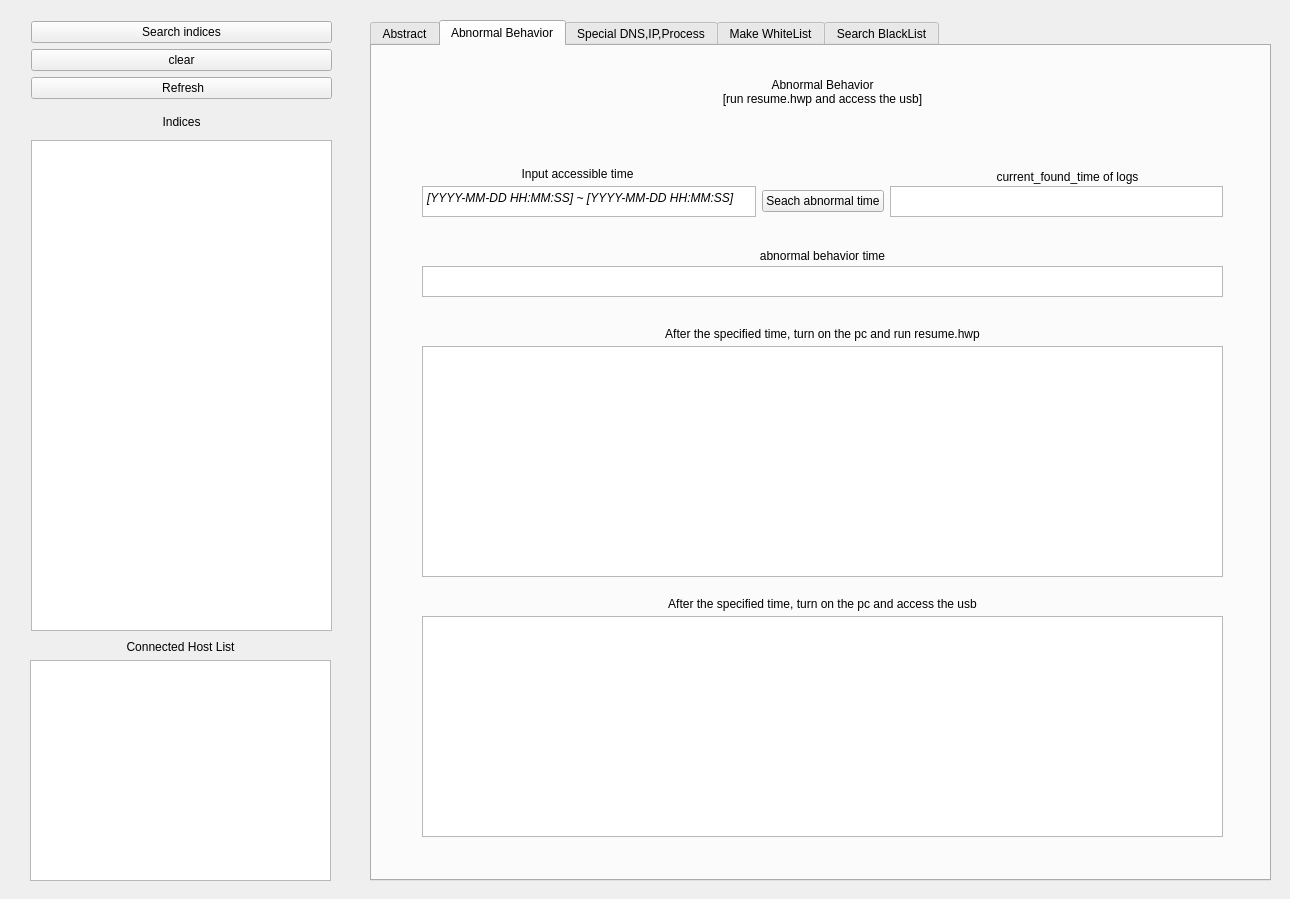
Old version of the form SeokMin.ui in the repository leesk212/Sysmon-ELK-Stack_with-viroustotal_API.
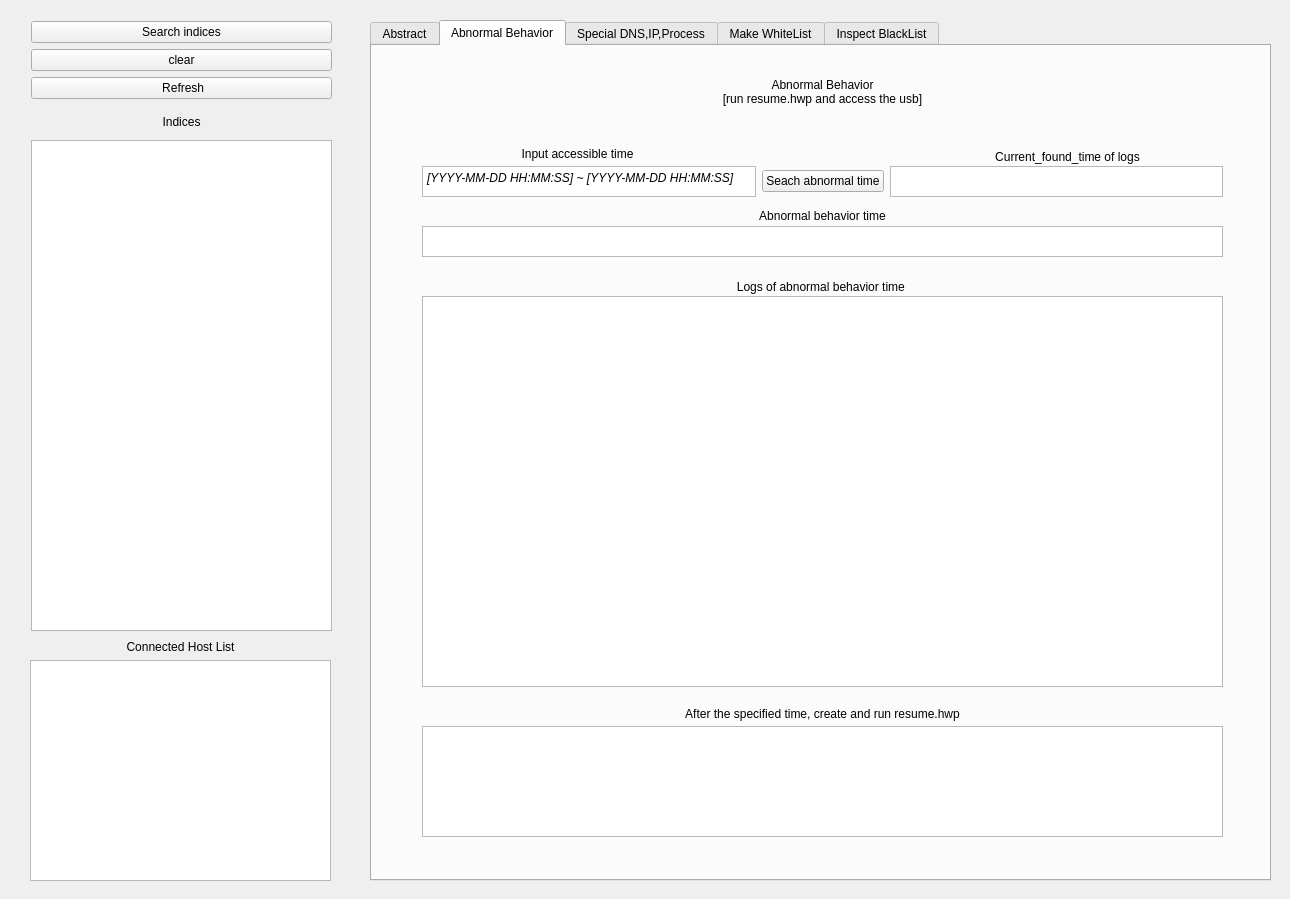
New version of the form. The open tabs and pages were chosen to show the change.

Commit message: 20/08/24 - Tab2 Abnormal_condition완성

```diff
--- a/SeokMin.ui
+++ b/SeokMin.ui
@@ -259,18 +259,18 @@
      <attribute name="title">
       <string>Abnormal Behavior</string>
      </attribute>
-     <widget class="QListWidget" name="all_indices_view_2">
+     <widget class="QListWidget" name="LOB">
       <property name="geometry">
        <rect>
         <x>50</x>
-        <y>300</y>
+        <y>250</y>
         <width>801</width>
-        <height>231</height>
+        <height>391</height>
        </rect>
       </property>
       <property name="font">
        <font>
-        <pointsize>14</pointsize>
+        <pointsize>9</pointsize>
         <italic>true</italic>
        </font>
       </property>
@@ -281,55 +281,17 @@
        <enum>QListView::ListMode</enum>
       </property>
      </widget>
-     <widget class="QListWidget" name="all_indices_view_3">
-      <property name="geometry">
-       <rect>
-        <x>50</x>
-        <y>570</y>
-        <width>801</width>
-        <height>221</height>
-       </rect>
-      </property>
-      <property name="font">
-       <font>
-        <pointsize>14</pointsize>
-        <italic>true</italic>
-       </font>
-      </property>
-      <property name="layoutDirection">
-       <enum>Qt::LeftToRight</enum>
-      </property>
-      <property name="viewMode">
-       <enum>QListView::ListMode</enum>
-      </property>
-     </widget>
-     <widget class="QLabel" name="label_25">
-      <property name="geometry">
-       <rect>
-        <x>50</x>
-        <y>280</y>
-        <width>801</width>
-        <height>16</height>
-       </rect>
-      </property>
-      <property name="text">
-       <string>After the specified time, turn on the pc and run resume.hwp</string>
-      </property>
-      <property name="alignment">
-       <set>Qt::AlignCenter</set>
-      </property>
-     </widget>
      <widget class="QLabel" name="label_26">
       <property name="geometry">
        <rect>
         <x>50</x>
-        <y>550</y>
+        <y>230</y>
         <width>801</width>
-        <height>16</height>
+        <height>21</height>
        </rect>
       </property>
       <property name="text">
-       <string>After the specified time, turn on the pc and access the usb</string>
+       <string>Logs of abnormal behavior time </string>
       </property>
       <property name="alignment">
        <set>Qt::AlignCenter</set>
@@ -339,7 +301,7 @@
       <property name="geometry">
        <rect>
         <x>50</x>
-        <y>120</y>
+        <y>100</y>
         <width>311</width>
         <height>16</height>
        </rect>
@@ -372,13 +334,13 @@
       <property name="geometry">
        <rect>
         <x>540</x>
-        <y>120</y>
+        <y>100</y>
         <width>311</width>
         <height>21</height>
        </rect>
       </property>
       <property name="text">
-       <string>current_found_time of logs</string>
+       <string>Current_found_time of logs</string>
       </property>
       <property name="alignment">
        <set>Qt::AlignCenter</set>
@@ -388,13 +350,13 @@
       <property name="geometry">
        <rect>
         <x>50</x>
-        <y>200</y>
+        <y>160</y>
         <width>801</width>
         <height>20</height>
        </rect>
       </property>
       <property name="text">
-       <string>abnormal behavior time</string>
+       <string>Abnormal behavior time</string>
       </property>
       <property name="alignment">
        <set>Qt::AlignCenter</set>
@@ -404,7 +366,7 @@
       <property name="geometry">
        <rect>
         <x>50</x>
-        <y>140</y>
+        <y>120</y>
         <width>801</width>
         <height>31</height>
        </rect>
@@ -457,12 +419,50 @@
       <property name="geometry">
        <rect>
         <x>50</x>
-        <y>220</y>
+        <y>180</y>
         <width>801</width>
         <height>31</height>
        </rect>
       </property>
      </widget>
+     <widget class="QLabel" name="label_25">
+      <property name="geometry">
+       <rect>
+        <x>50</x>
+        <y>660</y>
+        <width>801</width>
+        <height>16</height>
+       </rect>
+      </property>
+      <property name="text">
+       <string>After the specified time, create and run resume.hwp</string>
+      </property>
+      <property name="alignment">
+       <set>Qt::AlignCenter</set>
+      </property>
+     </widget>
+     <widget class="QListWidget" name="all_indices_view_2">
+      <property name="geometry">
+       <rect>
+        <x>50</x>
+        <y>680</y>
+        <width>801</width>
+        <height>111</height>
+       </rect>
+      </property>
+      <property name="font">
+       <font>
+        <pointsize>14</pointsize>
+        <italic>true</italic>
+       </font>
+      </property>
+      <property name="layoutDirection">
+       <enum>Qt::LeftToRight</enum>
+      </property>
+      <property name="viewMode">
+       <enum>QListView::ListMode</enum>
+      </property>
+     </widget>
     </widget>
     <widget class="QWidget" name="tabWidgetPage1">
      <attribute name="title">
@@ -757,7 +757,7 @@
     </widget>
     <widget class="QWidget" name="tabWidgetPage2">
      <attribute name="title">
-      <string>Search BlackList</string>
+      <string>Inspect BlackList</string>
      </attribute>
      <widget class="QToolButton" name="insertFile">
       <property name="geometry">
```
Left out of the diff: 4 changed lines with no effect on the pictures. The commit also changes 3 other files.
